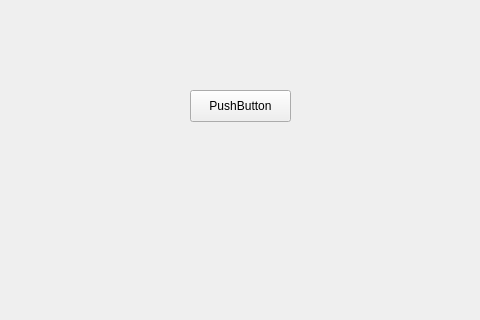
Old version of the form RMS_qt/mainwindow.ui in the repository dev-pratik02/RMS; both pictures show x 120 to 600 and y 0 to 320 of the 800 by 600 pixel window.
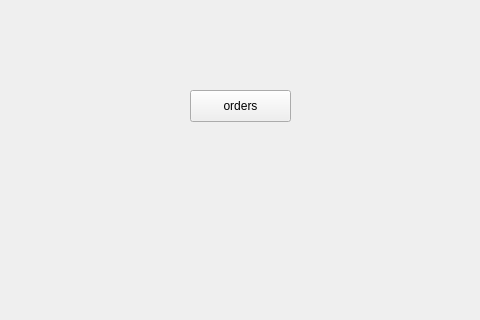
New version of the form.

Patch:
```diff
--- a/RMS_qt/mainwindow.ui
+++ b/RMS_qt/mainwindow.ui
@@ -24,7 +24,7 @@
      </rect>
     </property>
     <property name="text">
-     <string>PushButton</string>
+     <string>orders</string>
     </property>
    </widget>
   </widget>
```
Left out of the diff: 2 changed lines with no effect on the pictures.
